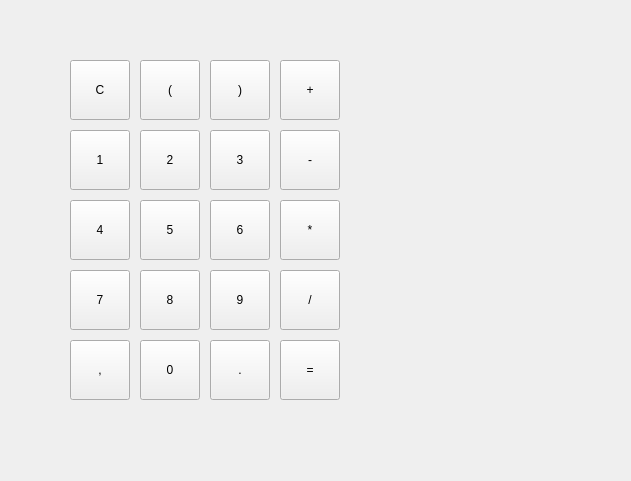
Old version of the form ui/views/InputModule/InputModule.ui in the repository dammmueller-calculator/calculator.
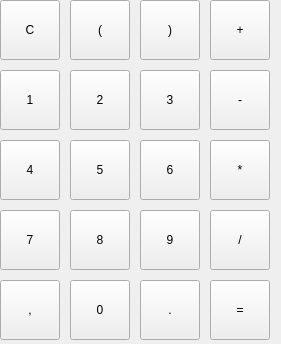
New version of the form.

Commit message: percent-module - added screen input

Diff of the .ui file:
```diff
--- a/ui/views/InputModule/InputModule.ui
+++ b/ui/views/InputModule/InputModule.ui
@@ -6,8 +6,8 @@
    <rect>
     <x>0</x>
     <y>0</y>
-    <width>631</width>
-    <height>481</height>
+    <width>281</width>
+    <height>344</height>
    </rect>
   </property>
   <property name="windowTitle">
@@ -16,8 +16,8 @@
   <widget class="QPushButton" name="pushButton">
    <property name="geometry">
     <rect>
-     <x>70</x>
-     <y>130</y>
+     <x>0</x>
+     <y>70</y>
      <width>60</width>
      <height>60</height>
     </rect>
@@ -29,8 +29,8 @@
   <widget class="QPushButton" name="pushButton_10">
    <property name="geometry">
     <rect>
-     <x>140</x>
-     <y>130</y>
+     <x>70</x>
+     <y>70</y>
      <width>60</width>
      <height>60</height>
     </rect>
@@ -42,8 +42,8 @@
   <widget class="QPushButton" name="pushButton_2">
    <property name="geometry">
     <rect>
-     <x>70</x>
-     <y>200</y>
+     <x>0</x>
+     <y>140</y>
      <width>60</width>
      <height>60</height>
     </rect>
@@ -55,8 +55,8 @@
   <widget class="QPushButton" name="pushButton_11">
    <property name="geometry">
     <rect>
-     <x>140</x>
-     <y>200</y>
+     <x>70</x>
+     <y>140</y>
      <width>60</width>
      <height>60</height>
     </rect>
@@ -68,8 +68,8 @@
   <widget class="QPushButton" name="pushButton_3">
    <property name="geometry">
     <rect>
-     <x>210</x>
-     <y>130</y>
+     <x>140</x>
+     <y>70</y>
      <width>60</width>
      <height>60</height>
     </rect>
@@ -81,8 +81,8 @@
   <widget class="QPushButton" name="pushButton_4">
    <property name="geometry">
     <rect>
-     <x>70</x>
-     <y>270</y>
+     <x>0</x>
+     <y>210</y>
      <width>60</width>
      <height>60</height>
     </rect>
@@ -94,8 +94,8 @@
   <widget class="QPushButton" name="pushButton_13">
    <property name="geometry">
     <rect>
-     <x>140</x>
-     <y>270</y>
+     <x>70</x>
+     <y>210</y>
      <width>60</width>
      <height>60</height>
     </rect>
@@ -107,8 +107,8 @@
   <widget class="QPushButton" name="pushButton_5">
    <property name="geometry">
     <rect>
-     <x>210</x>
-     <y>270</y>
+     <x>140</x>
+     <y>210</y>
      <width>60</width>
      <height>60</height>
     </rect>
@@ -120,8 +120,8 @@
   <widget class="QPushButton" name="pushButton_6">
    <property name="geometry">
     <rect>
-     <x>210</x>
-     <y>200</y>
+     <x>140</x>
+     <y>140</y>
      <width>60</width>
      <height>60</height>
     </rect>
@@ -133,8 +133,8 @@
   <widget class="QPushButton" name="pushButton_16">
    <property name="geometry">
     <rect>
-     <x>140</x>
-     <y>340</y>
+     <x>70</x>
+     <y>280</y>
      <width>60</width>
      <height>60</height>
     </rect>
@@ -146,8 +146,8 @@
   <widget class="QPushButton" name="pushButton_7">
    <property name="geometry">
     <rect>
-     <x>70</x>
-     <y>340</y>
+     <x>0</x>
+     <y>280</y>
      <width>60</width>
      <height>60</height>
     </rect>
@@ -159,8 +159,8 @@
   <widget class="QPushButton" name="pushButton_8">
    <property name="geometry">
     <rect>
-     <x>210</x>
-     <y>340</y>
+     <x>140</x>
+     <y>280</y>
      <width>60</width>
      <height>60</height>
     </rect>
@@ -172,8 +172,8 @@
   <widget class="QPushButton" name="pushButton_9">
    <property name="geometry">
     <rect>
-     <x>70</x>
-     <y>60</y>
+     <x>0</x>
+     <y>0</y>
      <width>60</width>
      <height>60</height>
     </rect>
@@ -185,8 +185,8 @@
   <widget class="QPushButton" name="pushButton_20">
    <property name="geometry">
     <rect>
-     <x>210</x>
-     <y>60</y>
+     <x>140</x>
+     <y>0</y>
      <width>60</width>
      <height>60</height>
     </rect>
@@ -198,8 +198,8 @@
   <widget class="QPushButton" name="pushButton_21">
    <property name="geometry">
     <rect>
-     <x>140</x>
-     <y>60</y>
+     <x>70</x>
+     <y>0</y>
      <width>60</width>
      <height>60</height>
     </rect>
@@ -211,8 +211,8 @@
   <widget class="QPushButton" name="pushButton_26">
    <property name="geometry">
     <rect>
-     <x>280</x>
-     <y>340</y>
+     <x>210</x>
+     <y>280</y>
      <width>60</width>
      <height>60</height>
     </rect>
@@ -224,8 +224,8 @@
   <widget class="QPushButton" name="pushButton_22">
    <property name="geometry">
     <rect>
-     <x>280</x>
-     <y>60</y>
+     <x>210</x>
+     <y>0</y>
      <width>60</width>
      <height>60</height>
     </rect>
@@ -237,8 +237,8 @@
   <widget class="QPushButton" name="pushButton_23">
    <property name="geometry">
     <rect>
-     <x>280</x>
-     <y>130</y>
+     <x>210</x>
+     <y>70</y>
      <width>60</width>
      <height>60</height>
     </rect>
@@ -250,8 +250,8 @@
   <widget class="QPushButton" name="pushButton_24">
    <property name="geometry">
     <rect>
-     <x>280</x>
-     <y>200</y>
+     <x>210</x>
+     <y>140</y>
      <width>60</width>
      <height>60</height>
     </rect>
@@ -263,8 +263,8 @@
   <widget class="QPushButton" name="pushButton_25">
    <property name="geometry">
     <rect>
-     <x>280</x>
-     <y>270</y>
+     <x>210</x>
+     <y>210</y>
      <width>60</width>
      <height>60</height>
     </rect>
```
The commit also changes 2 other files.
